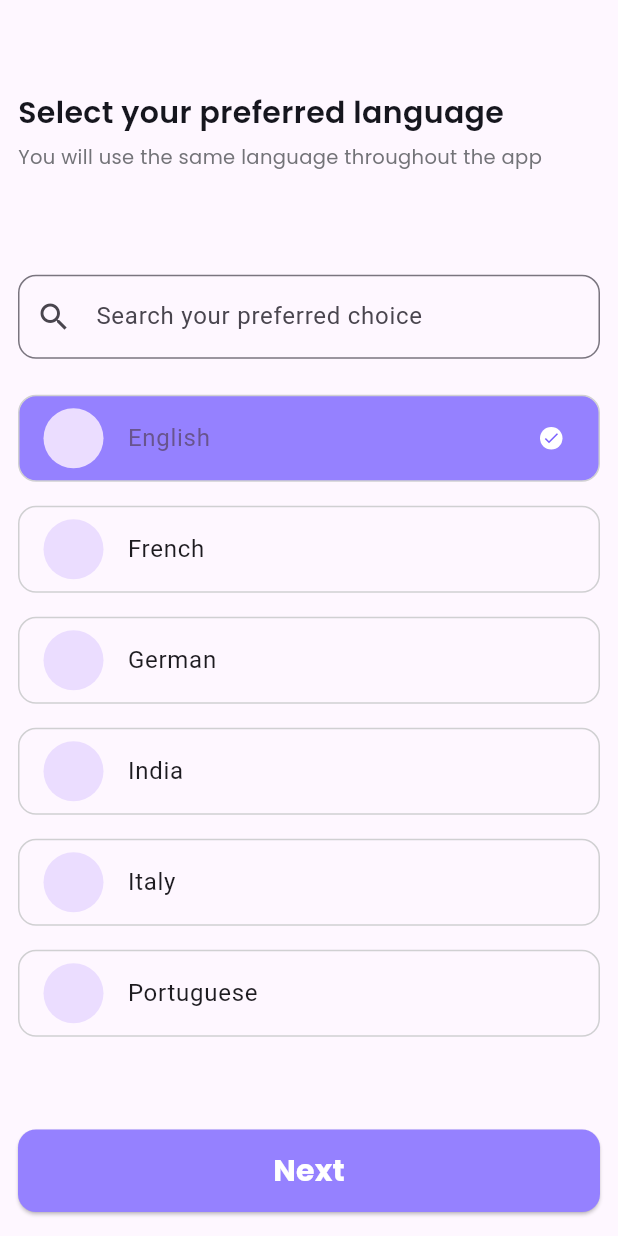
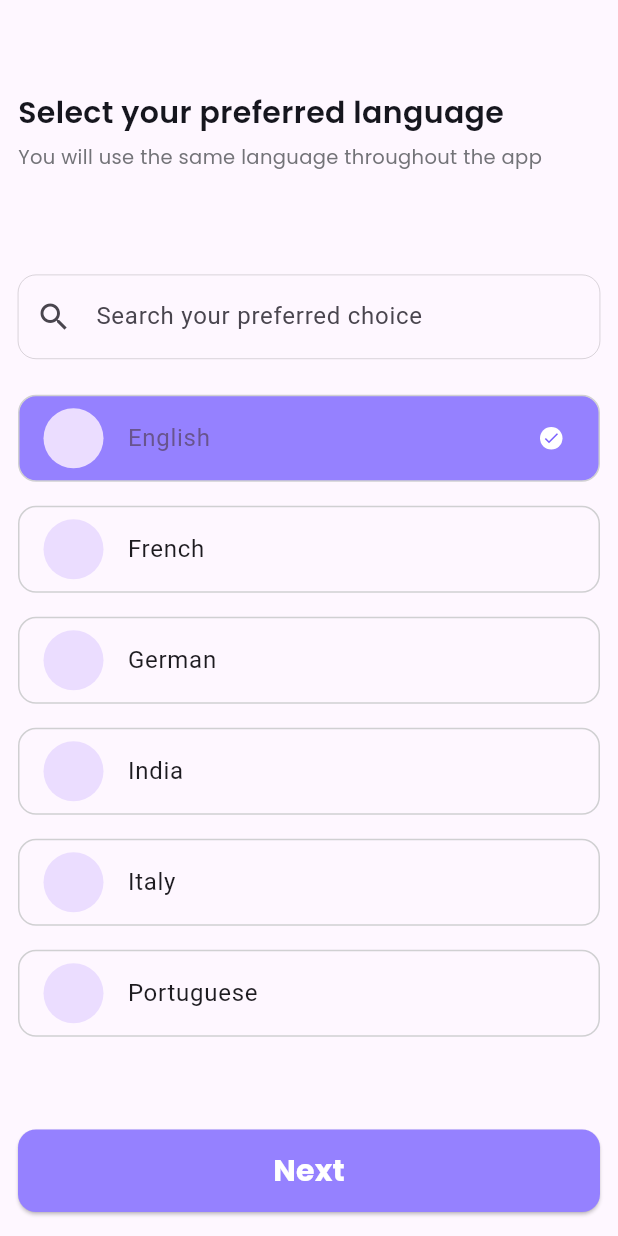
Before and after one commit to xclusiveskate/cloth_shopping_app, a Flutter app: the SelectPreferredLangPage screen opened by its route, on a phone screen of 412 x 824 dp. Run offline on Flutter 3.47's test engine with Material 3 defaults, Android fonts, the phone set to English and light mode, and no system bars; our stand-ins replace flutter_svg, gap, google_fonts.

Commit message:
refined input field

```diff
--- a/lib/views/components/input_field.dart
+++ b/lib/views/components/input_field.dart
@@ -23,17 +23,30 @@ class CustomTextField extends StatelessWidget {
       padding: const EdgeInsets.symmetric(vertical: 8.0),
       child: TextField(
         controller: controller,
-        onChanged: (value) {},
+        onChanged: onChanged,
         decoration: InputDecoration(
-            hintText: hintText,
-            suffixIcon: Icon(suffixIcon),
-            prefixIcon: Icon(prefixIcon),
-            border: const OutlineInputBorder(
-                borderSide: BorderSide(
-                  color: blackColor10,
-                  width: 0.1,
-                ),
-                borderRadius: BorderRadius.all(Radius.circular(12)))),
+          hintText: hintText,
+          suffixIcon: Icon(suffixIcon),
+          prefixIcon: Icon(prefixIcon),
+          enabledBorder: OutlineInputBorder(
+            borderSide: const BorderSide(
+                color: Colors.black, // Transparent border
+                width: 0.1),
+            borderRadius: BorderRadius.circular(12), // Rounded border
+          ),
+          focusedBorder: OutlineInputBorder(
+            borderSide: const BorderSide(
+              color: primaryMaterialColor, // Transparent border when focused
+            ),
+            borderRadius: BorderRadius.circular(12),
+          ),
+          border: const OutlineInputBorder(
+            borderSide: BorderSide(color: Colors.transparent),
+            borderRadius: BorderRadius.all(
+              Radius.circular(12),
+            ),
+          ),
+        ),
       ),
     );
   }
```
